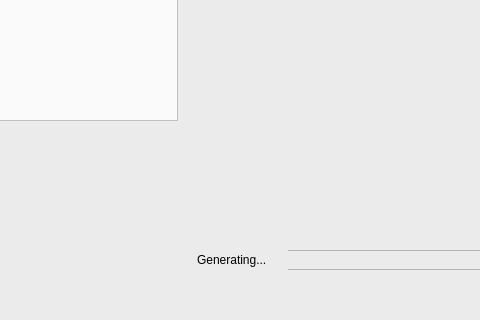
The window that src/igameUiMort/MainGraphicsView.ui (jkdirac/igame) describes before a commit, drawn with Qt 5; both pictures show x 353 to 833 and y 380 to 700 of the 1000 by 700 pixel window.
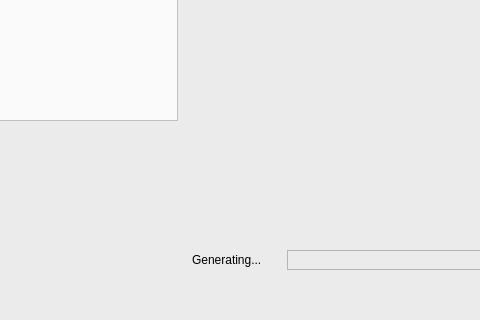
The same window after the commit. Icons and pictures are not drawn.

Diff of the .ui file:
```diff
--- a/src/igameUiMort/MainGraphicsView.ui
+++ b/src/igameUiMort/MainGraphicsView.ui
@@ -457,7 +457,7 @@
   <widget class="QLabel" name="m_label_generating">
    <property name="geometry">
     <rect>
-     <x>550</x>
+     <x>545</x>
      <y>630</y>
      <width>91</width>
      <height>20</height>
```
